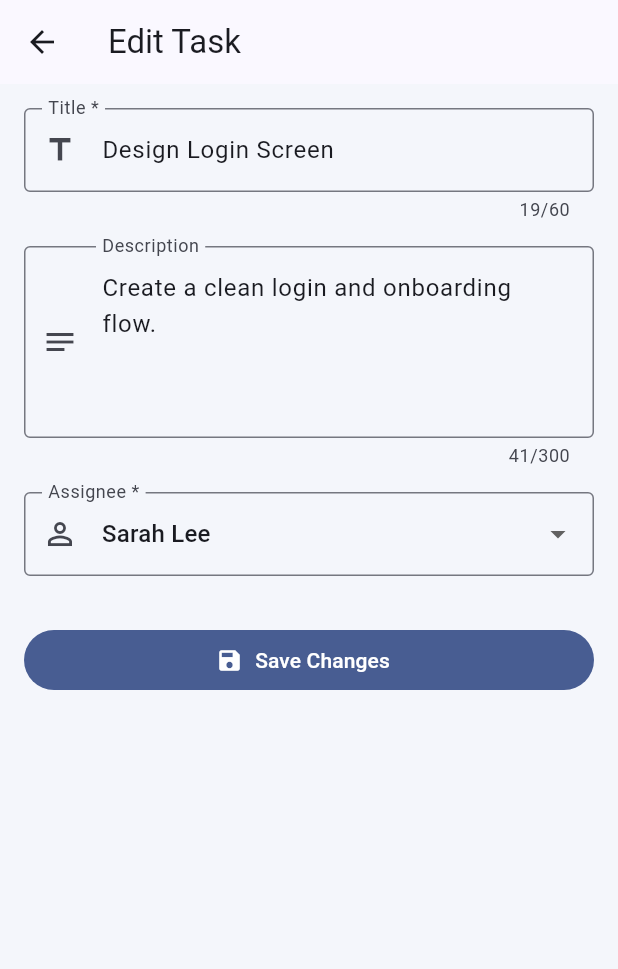
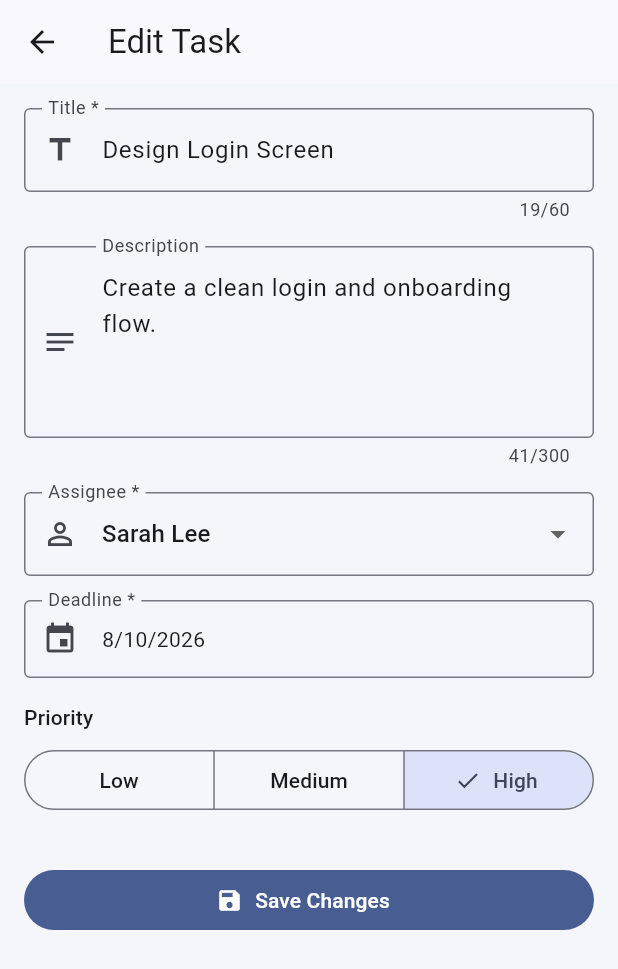
Before and after one commit to Airman-web/flutter_task_tracker, a Flutter app: the TaskFormScreen screen opened directly with sample values from the repository, on a phone screen of 412 x 824 dp. Shown: the top 969 px of the screen. Run offline on Flutter 3.47's test engine with Material 3 defaults, Android fonts, the phone set to English and light mode, and no system bars.

Commit message:
feat: add deadline picker, priority selector and unsaved-changes guard

```diff
--- a/lib/screens/task_form_screen.dart
+++ b/lib/screens/task_form_screen.dart
@@ -1,4 +1,5 @@
 import 'package:flutter/material.dart';
+import '../data/sample_tasks.dart' show formatTaskDate;
 import '../data/task_repository.dart';
 import '../models/task.dart';
 import '../utils/task_validators.dart';
@@ -17,7 +18,10 @@ class _TaskFormScreenState extends State<TaskFormScreen> {
   late final TextEditingController _titleCtrl;
   late final TextEditingController _descCtrl;
   String? _assignee;
+  DateTime? _dueDate;
+  late TaskPriority _priority;
   bool _isSaving = false;
+  bool _dirty = false; // true once the user changes anything
 
   bool get _isEditing => widget.task != null;
 
@@ -41,6 +45,8 @@ class _TaskFormScreenState extends State<TaskFormScreen> {
     _titleCtrl = TextEditingController(text: t?.title ?? '');
     _descCtrl = TextEditingController(text: t?.description ?? '');
     _assignee = t?.assignee;
+    _dueDate = t?.dueDate;
+    _priority = t?.priority ?? TaskPriority.medium;
   }
 
   @override
@@ -48,6 +54,53 @@ class _TaskFormScreenState extends State<TaskFormScreen> {
     _titleCtrl.dispose();
     _descCtrl.dispose();
     super.dispose();
+  }
+
+  void _markDirty() {
+    // setState is required: PopScope.canPop is read during build()
+    if (!_dirty) setState(() => _dirty = true);
+  }
+
+  Future<void> _pickDate(FormFieldState<DateTime> field) async {
+    final now = DateTime.now();
+    final today = DateTime(now.year, now.month, now.day);
+    final original = widget.task?.dueDate;
+    // When editing an already-overdue task, its old date stays selectable
+    final floor =
+        (original != null && original.isBefore(today)) ? original : today;
+
+    final picked = await showDatePicker(
+      context: context,
+      initialDate: _dueDate ?? today,
+      firstDate: floor, // past dates are greyed out in the picker
+      lastDate: DateTime(now.year + 5),
+    );
+    if (picked != null) {
+      setState(() {
+        _dueDate = picked;
+        _dirty = true;
+      });
+      field.didChange(picked); // tells the FormField so its error clears
+    }
+  }
+
+  Future<bool> _confirmDiscard() async {
+    final discard = await showDialog<bool>(
+      context: context,
+      builder: (ctx) => AlertDialog(
+        title: const Text('Discard changes?'),
+        content: const Text('You have unsaved changes that will be lost.'),
+        actions: [
+          TextButton(
+              onPressed: () => Navigator.pop(ctx, false),
+              child: const Text('Keep editing')),
+          FilledButton(
+              onPressed: () => Navigator.pop(ctx, true),
+              child: const Text('Discard')),
+        ],
+      ),
+    );
+    return discard ?? false;
   }
 
   Future<void> _save() async {
@@ -61,9 +114,8 @@ class _TaskFormScreenState extends State<TaskFormScreen> {
         title: _titleCtrl.text.trim(),
         description: _descCtrl.text.trim(),
         assignee: _assignee!,
-        // TEMP (Step 4 replaces both of these)
-        dueDate: widget.task?.dueDate ?? DateTime.now().add(const Duration(days: 7)),
-        priority: widget.task?.priority ?? TaskPriority.medium,
+        dueDate: _dueDate!, // safe: validate() already blocked a null date
+        priority: _priority,
         isCompleted: widget.task?.isCompleted ?? false,
         createdAt: widget.task?.createdAt ?? DateTime.now(),
       );
@@ -82,10 +134,18 @@ class _TaskFormScreenState extends State<TaskFormScreen> {
 
   @override
   Widget build(BuildContext context) {
-    return Scaffold(
+    return PopScope(
+      canPop: !_dirty, // back is blocked while there are unsaved changes
+      onPopInvokedWithResult: (didPop, _) async {
+        if (didPop) return;
+        final nav = Navigator.of(context);
+        if (await _confirmDiscard()) nav.pop();
+      },
+      child: Scaffold(
         appBar: AppBar(title: Text(_isEditing ? 'Edit Task' : 'New Task')),
         body: Form(
           key: _formKey,
+          onChanged: _markDirty,
           child: ListView( // scrolls when the keyboard is open
             padding: const EdgeInsets.all(16),
             children: [
@@ -129,6 +189,46 @@ class _TaskFormScreenState extends State<TaskFormScreen> {
                 onChanged: (v) => setState(() => _assignee = v),
                 validator: TaskValidators.assignee,
               ),
+              const SizedBox(height: 16),
+              // FormField wrapper gives the date picker validation + inline error
+              FormField<DateTime>(
+                initialValue: _dueDate,
+                validator: (v) => TaskValidators.deadline(
+                  v,
+                  originalDeadline: widget.task?.dueDate,
+                ),
+                builder: (field) => InkWell(
+                  onTap: () => _pickDate(field),
+                  child: InputDecorator(
+                    decoration: InputDecoration(
+                      labelText: 'Deadline *',
+                      prefixIcon: const Icon(Icons.event),
+                      border: const OutlineInputBorder(),
+                      errorText: field.errorText,
+                    ),
+                    child: Text(
+                      _dueDate == null
+                          ? 'Tap to pick a date'
+                          : formatTaskDate(_dueDate!),
+                    ),
+                  ),
+                ),
+              ),
+              const SizedBox(height: 16),
+              Text('Priority', style: Theme.of(context).textTheme.labelLarge),
+              const SizedBox(height: 8),
+              SegmentedButton<TaskPriority>(
+                segments: const [
+                  ButtonSegment(value: TaskPriority.low, label: Text('Low')),
+                  ButtonSegment(value: TaskPriority.medium, label: Text('Medium')),
+                  ButtonSegment(value: TaskPriority.high, label: Text('High')),
+                ],
+                selected: {_priority},
+                onSelectionChanged: (s) => setState(() {
+                  _priority = s.first;
+                  _dirty = true;
+                }),
+              ),
               const SizedBox(height: 32),
               FilledButton.icon(
                 onPressed: _isSaving ? null : _save,
@@ -143,6 +243,7 @@ class _TaskFormScreenState extends State<TaskFormScreen> {
             ],
           ),
         ),
+      ),
     );
   }
 }
```
Lines whose indentation alone changed are shown as unchanged.
